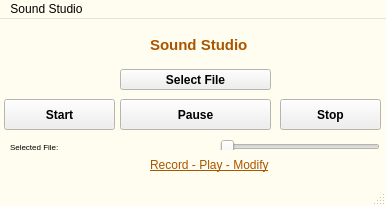
Qt form python/core-problems/sound_recorder/main.ui (AhmaadKaleeem/Programming_Practice) before a commit.
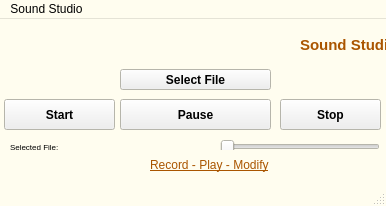
The same form after that commit.

```diff
--- a/python/core-problems/sound_recorder/main.ui
+++ b/python/core-problems/sound_recorder/main.ui
@@ -81,7 +81,7 @@
    <widget class="QLabel" name="label">
     <property name="geometry">
      <rect>
-      <x>150</x>
+      <x>300</x>
       <y>10</y>
       <width>101</width>
       <height>31</height>
```
